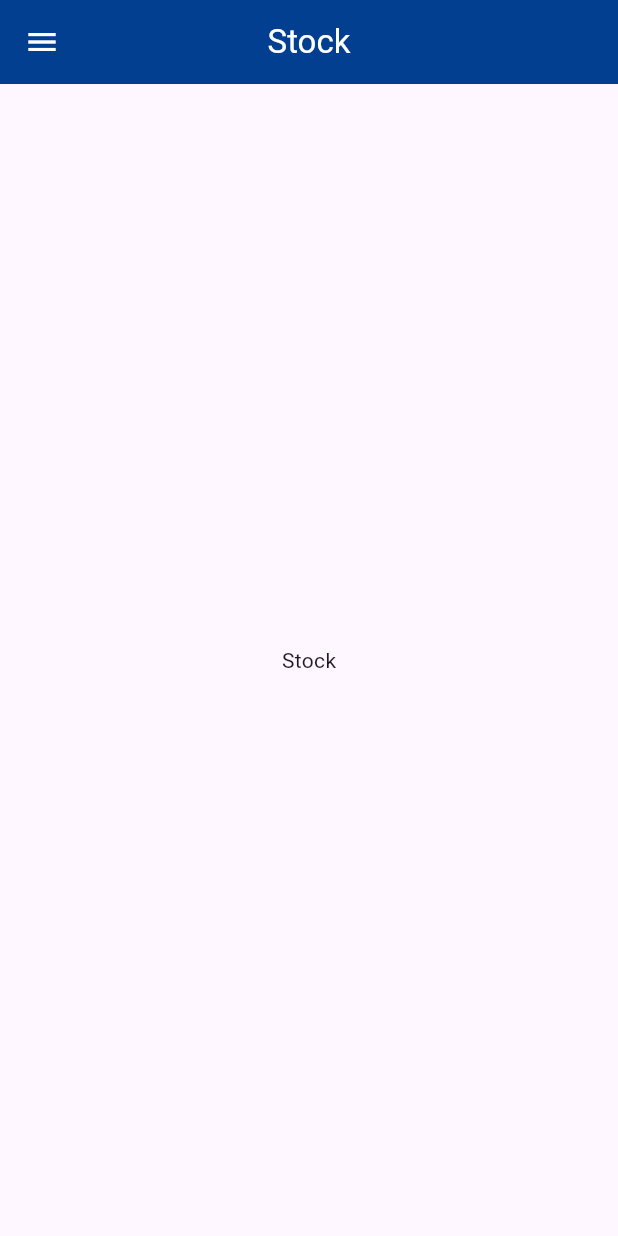
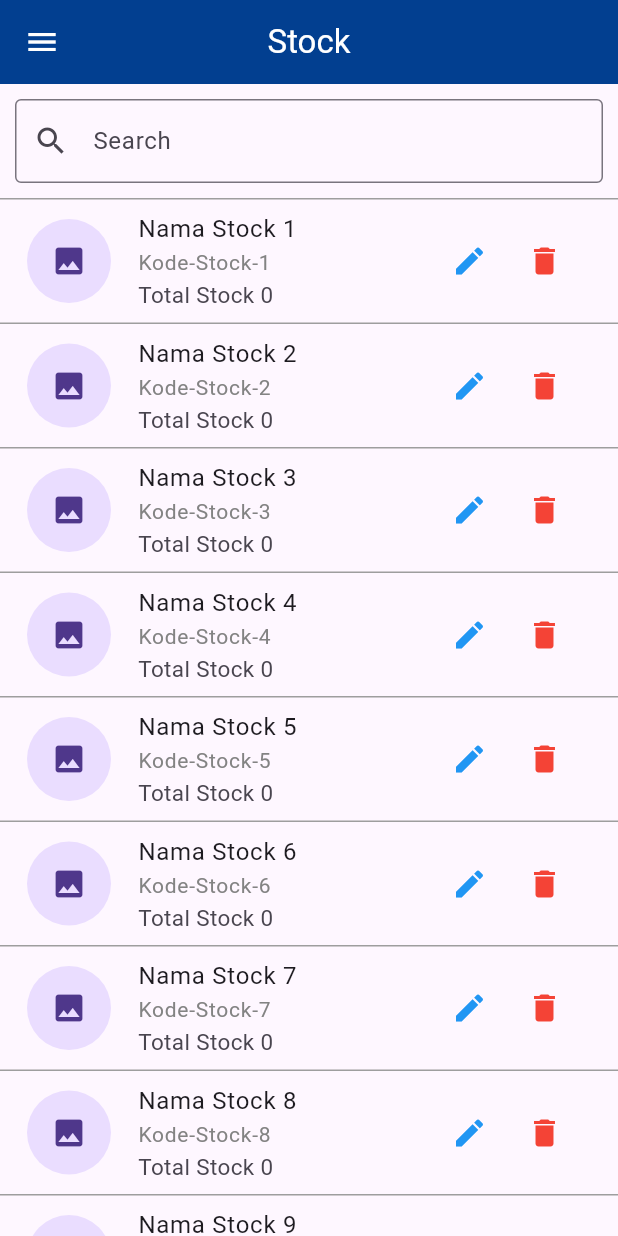
Before and after one commit to adenkesuma/bonjour, a Flutter app: the StockView screen opened directly, on a phone screen of 412 x 824 dp. Run offline on Flutter 3.47's test engine with Material 3 defaults, Android fonts, the phone set to English and light mode, and no system bars; our stand-ins replace get, shared_preferences; accounts and stored records are empty; network calls fail.

Commit message:
membuat tampilan list gudang dan stock

```diff
--- /dev/null
+++ b/lib/Model/stock_model.dart
@@ -0,0 +1,39 @@
+class Stock {
+  String kodeStock;
+  String namaStock;
+  double? hargaJual;
+  double? hargaBeli;
+  double? hargaMinimum;
+  int sisaStock;
+
+  Stock({
+    required this.kodeStock,
+    required this.namaStock,
+    this.hargaJual,
+    this.hargaBeli,
+    this.hargaMinimum,
+    this.sisaStock = 0,
+});
+
+  factory Stock.fromJson(Map<String, dynamic> json) {
+    return Stock(
+      kodeStock: json['kodeStock'] as String,
+      namaStock: json['namaStock'] as String,
+      hargaJual: json['hargaJual'] as double?,
+      hargaBeli: json['hargaBeli'] as double?,
+      hargaMinimum: json['hargaMinimum'] as double?,
+      sisaStock: json['sisaStock'] as int,
+    );
+  }
+
+  Map<String, dynamic> toJson() {
+    return {
+      'kodeStock': kodeStock,
+      'namaStock': namaStock,
+      'hargaJual': hargaJual,
+      'hargaBeli': hargaBeli,
+      'hargaMinimum': hargaMinimum,
+      'sisaStock': sisaStock,
+    };
+  }
+}
--- /dev/null
+++ b/lib/Modul/Gudang/gudang_controller.dart
@@ -0,0 +1,16 @@
+import 'package:bonjour/Model/gudang_model.dart';
+import 'package:flutter/material.dart';
+
+class GudangController with ChangeNotifier{
+
+  List dataGudang = [];
+
+  GudangController () {
+    for (int i = 1; i<3; i++) {
+      String kode = "KodeGudang${i}";
+      String nama = "Gudang ${i}";
+      dataGudang.add(Gudang(kodeGudang: kode, namaGudang: nama));
+    }
+  }
+
+}
--- /dev/null
+++ b/lib/Modul/Stock/stock_controller.dart
@@ -0,0 +1,18 @@
+import 'package:bonjour/Model/stock_model.dart';
+import 'package:flutter/material.dart';
+
+class StockController with ChangeNotifier{
+
+  List dataStock = [];
+
+  StockController() {
+    for (int i = 1; i<21; i++) {
+      String kode = "Kode-Stock-${i}";
+      String nama = "Nama Stock ${i}";
+      dataStock.add(Stock(kodeStock: kode, namaStock: nama));
+    }
+  }
+
+
+
+}
--- a/lib/Modul/Stock/stock_view.dart
+++ b/lib/Modul/Stock/stock_view.dart
@@ -1,6 +1,9 @@
+import 'package:bonjour/Modul/Stock/stock_controller.dart';
 import 'package:bonjour/data.dart';
 import 'package:bonjour/drawer.dart';
 import 'package:flutter/material.dart';
+import 'package:flutter/widgets.dart';
+import 'package:provider/provider.dart';
 
 class StockView extends StatefulWidget {
   const StockView({super.key});
@@ -10,8 +13,11 @@ class StockView extends StatefulWidget {
 }
 
 class _StockViewState extends State<StockView> {
+  TextEditingController _search = TextEditingController();
+
   @override
   Widget build(BuildContext context) {
+    final stockCtrl = Provider.of<StockController>(context);
     return Scaffold(
       appBar: AppBar(
         backgroundColor: primaryColor,
@@ -20,8 +26,88 @@ class _StockViewState extends State<StockView> {
         centerTitle: true,
       ),
       drawer: MainDrawer(),
-      body: Center(
-        child: Text('Stock'),
+      body: Column(
+        children: [
+          Container(
+            decoration: BoxDecoration(
+              border: Border(
+                bottom: BorderSide(
+                  color: Colors.grey,
+                  width: 1
+                )
+              )
+            ),
+            padding: EdgeInsets.all(10),
+            child: TextField(
+                controller: _search,
+                onChanged: (value) {},
+                decoration: InputDecoration(
+                  labelText: 'Search',
+                  border: OutlineInputBorder(),
+                  prefixIcon: Icon(Icons.search),
+                ),
+              ),
+          ),
+          Expanded(
+            child: ListView.builder(
+              itemCount: stockCtrl.dataStock.length,
+              itemBuilder: (context, index) {
+                return Container(
+                  decoration: BoxDecoration(
+                    border: Border(
+                      // top: BorderSide(
+                      //   color: Colors.grey,
+                      //   width: 1
+                      // ),
+                      bottom: BorderSide(
+                        color: Colors.grey,
+                        width: 1
+                      )
+                    )
+                  ),
+                  child: ListTile(
+                    title: Column(
+                      crossAxisAlignment: CrossAxisAlignment.start,
+                      children: [
+                        Text('${stockCtrl.dataStock[index].namaStock}'),
+                        Text('${stockCtrl.dataStock[index].kodeStock}',style: TextStyle(fontSize: 14, color: const Color.fromARGB(255, 131, 131, 131)),),
+                      ],
+                    ),
+                    leading: CircleAvatar(
+                      radius: 30,
+                      child: Icon(Icons.image),
+                    ),
+                    trailing: SizedBox(
+                      width: 100,
+                      child: Row(
+                        children: [
+                          Expanded(
+                            child: IconButton(
+                              onPressed: () {
+
+                              },
+                              icon: Icon(Icons.edit, color: Colors.blue,)
+                            ),
+                          ),
+                          Expanded(
+                            child: IconButton(
+                              onPressed: () {
+
+                              },
+                              icon: Icon(Icons.delete, color: Colors.red,)
+                            ),
+                          ),
+                        ],
+                      ),
+                    ),
+                    subtitle: Text('Total Stock ${stockCtrl.dataStock[index].sisaStock}',style: TextStyle(fontSize: 15),),
+
+                  ),
+                );
+              },
+            ),
+          )
+        ],
       ),
     );
   }
--- a/lib/main.dart
+++ b/lib/main.dart
@@ -1,6 +1,8 @@
 
+import 'package:bonjour/Modul/Gudang/gudang_controller.dart';
 import 'package:bonjour/Modul/Login/login_controller.dart';
 import 'package:bonjour/Modul/Login/splash_view.dart';
+import 'package:bonjour/Modul/Stock/stock_controller.dart';
 import 'package:flutter/material.dart';
 import 'package:get/get.dart';
 import 'package:provider/provider.dart';
@@ -10,6 +12,8 @@ void main() {
     MultiProvider(
       providers: [
         ChangeNotifierProvider(create: (context) => LoginController()),
+        ChangeNotifierProvider(create: (context) => StockController()),
+        ChangeNotifierProvider(create: (context) => GudangController()),
       ],
       child: MainApp(),
     ),
```
Also changed, not shown: lib/Model/gudang_model.dart (added, +23 -0 lines), lib/Modul/Customer/customer_controller.dart (added, +11 -0 lines), lib/Modul/Gudang/gudang_view.dart (added, +104 -0 lines), lib/drawer.dart (+10 -2 lines).
